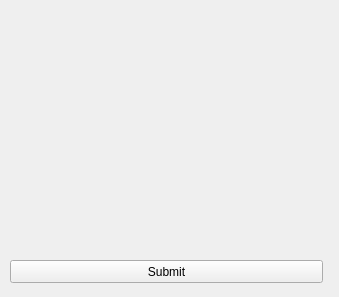
Before: the Qt Designer form dockWidget.ui in Anujg935/OMChemSimGUI, drawn with Qt 5.
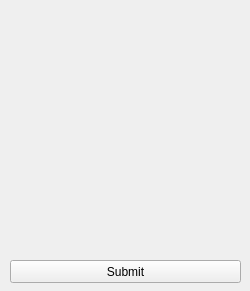
After: the same form once the commit is applied.

What changed in the file:
```diff
--- a/dockWidget.ui
+++ b/dockWidget.ui
@@ -6,12 +6,12 @@
    <rect>
     <x>0</x>
     <y>0</y>
-    <width>339</width>
-    <height>297</height>
+    <width>250</width>
+    <height>291</height>
    </rect>
   </property>
   <property name="sizePolicy">
-   <sizepolicy hsizetype="Minimum" vsizetype="Minimum">
+   <sizepolicy hsizetype="Minimum" vsizetype="Preferred">
     <horstretch>0</horstretch>
     <verstretch>0</verstretch>
    </sizepolicy>
@@ -22,6 +22,12 @@
     <height>250</height>
    </size>
   </property>
+  <property name="maximumSize">
+   <size>
+    <width>250</width>
+    <height>600</height>
+   </size>
+  </property>
   <property name="windowTitle">
    <string>Form</string>
   </property>
@@ -30,7 +36,7 @@
     <rect>
      <x>10</x>
      <y>40</y>
-     <width>321</width>
+     <width>221</width>
      <height>211</height>
     </rect>
    </property>
@@ -45,7 +51,7 @@
     <rect>
      <x>10</x>
      <y>260</y>
-     <width>313</width>
+     <width>231</width>
      <height>23</height>
     </rect>
    </property>
```
